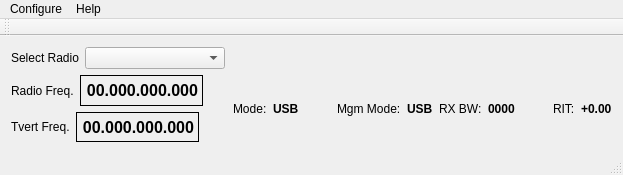
The window that mqt/MqtRigControl/rigcontrolmainwindow.ui (zsteva/backup-minos2) describes before a commit, drawn with Qt 5.
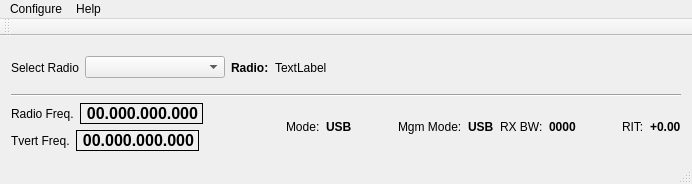
The same window after the commit.

Commit message: add radioName label to rigcontrol when connected to logger

Diff of the .ui file:
```diff
--- a/mqt/MqtRigControl/rigcontrolmainwindow.ui
+++ b/mqt/MqtRigControl/rigcontrolmainwindow.ui
@@ -6,8 +6,8 @@
    <rect>
     <x>0</x>
     <y>0</y>
-    <width>623</width>
-    <height>175</height>
+    <width>692</width>
+    <height>184</height>
    </rect>
   </property>
   <property name="windowTitle">
@@ -42,6 +42,26 @@
           </property>
          </widget>
         </item>
+        <item>
+         <widget class="QLabel" name="radioNameDispLbl">
+          <property name="font">
+           <font>
+            <weight>75</weight>
+            <bold>true</bold>
+           </font>
+          </property>
+          <property name="text">
+           <string>Radio:</string>
+          </property>
+         </widget>
+        </item>
+        <item>
+         <widget class="QLabel" name="radioNameDisp">
+          <property name="text">
+           <string>TextLabel</string>
+          </property>
+         </widget>
+        </item>
         <item>
          <spacer name="horizontalSpacer">
           <property name="orientation">
@@ -57,6 +77,13 @@
         </item>
        </layout>
       </item>
+      <item>
+       <widget class="Line" name="line">
+        <property name="orientation">
+         <enum>Qt::Horizontal</enum>
+        </property>
+       </widget>
+      </item>
       <item>
        <layout class="QHBoxLayout" name="horizontalLayout_8">
         <item>
@@ -287,7 +314,7 @@
     <rect>
      <x>0</x>
      <y>0</y>
-     <width>623</width>
+     <width>692</width>
      <height>21</height>
     </rect>
    </property>
```
The commit also changes 3 other files.
